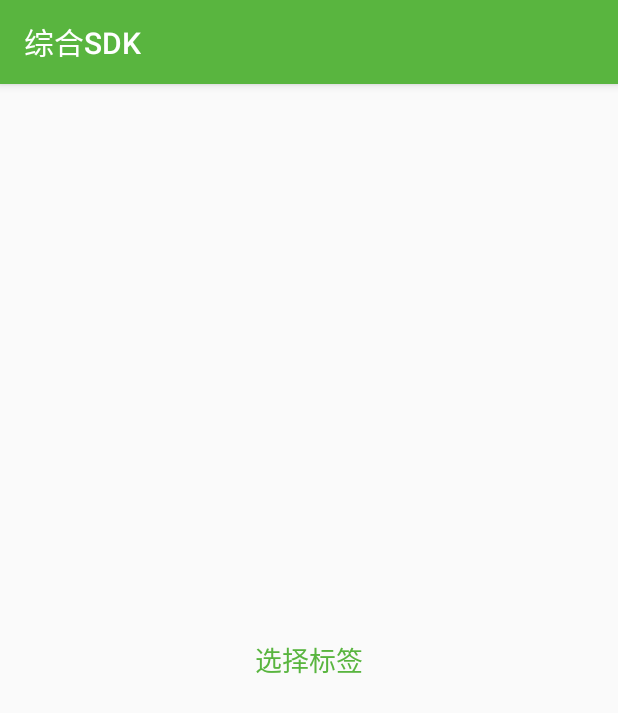
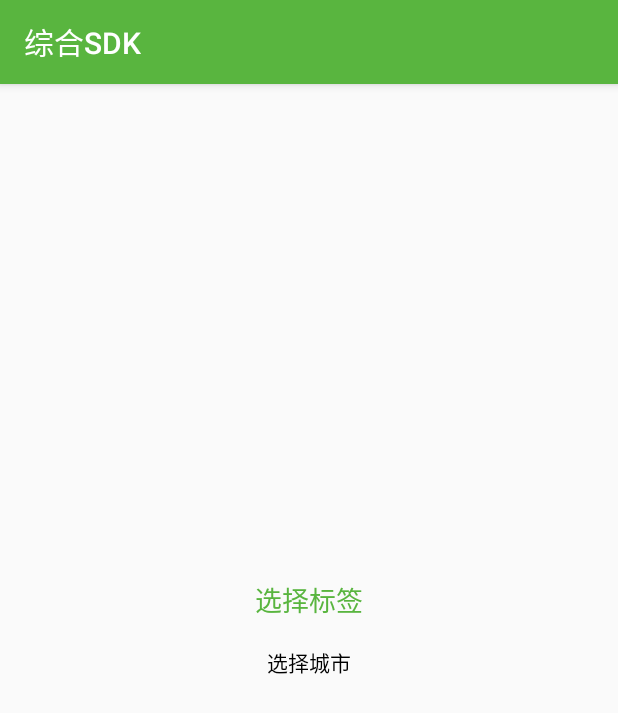
Before and after one commit to NicolasKun/MemoDemo, an Android app: the SecondList screen opened directly, with no data from a screen before it, on a phone screen of 412 x 824 dp. Shown: the top 713 px of the screen. Run offline under Robolectric (Android 15) with nearby library versions, the phone set to English and light mode, and no system bars.

Commit message:
添加三级联动选择城市~

```diff
--- /dev/null
+++ b/app/src/main/java/cn/leeq/util/memodemo/bean/AddrBean.java
@@ -0,0 +1,59 @@
+package cn.leeq.util.memodemo.bean;
+
+/**
+ * Created by LeeQ
+ * Date : 2016-8-17
+ * Name : CourierKdb
+ * Use :
+ */
+public class AddrBean {
+    private int id;
+    private String addrName;
+    private int provinceId;
+    private int cityId;
+    private int areaId;
+    public boolean isChoose;
+    public AddrBean() {
+
+    }
+
+    public int getAreaId() {
+        return areaId;
+    }
+
+    public void setAreaId(int areaId) {
+        this.areaId = areaId;
+    }
+
+    public int getProvinceId() {
+        return provinceId;
+    }
+
+    public void setProvinceId(int provinceId) {
+        this.provinceId = provinceId;
+    }
+
+    public int getCityId() {
+        return cityId;
+    }
+
+    public void setCityId(int cityId) {
+        this.cityId = cityId;
+    }
+
+    public int getId() {
+        return id;
+    }
+
+    public void setId(int id) {
+        this.id = id;
+    }
+
+    public String getAddrName() {
+        return addrName;
+    }
+
+    public void setAddrName(String addrName) {
+        this.addrName = addrName;
+    }
+}
--- a/app/src/main/java/cn/leeq/util/memodemo/ui/SecondList.java
+++ b/app/src/main/java/cn/leeq/util/memodemo/ui/SecondList.java
@@ -3,21 +3,41 @@ package cn.leeq.util.memodemo.ui;
 import android.content.Intent;
 import android.support.v7.app.AppCompatActivity;
 import android.os.Bundle;
+import android.util.Log;
 import android.view.View;
+import android.widget.RadioButton;
 import android.widget.TextView;
 
+import java.io.File;
+import java.io.FileOutputStream;
+import java.io.InputStream;
+
 import cn.leeq.util.memodemo.R;
+import cn.leeq.util.memodemo.widget.PCDPopUpWindow;
 
-public class SecondList extends AppCompatActivity implements View.OnClickListener {
+public class SecondList extends AppCompatActivity implements View.OnClickListener, PCDPopUpWindow.OnCheckChangeListener {
 
     private TextView tvLabel;
     private int REQUEST_LABEL = 101;
+    private RadioButton rbCity;
+    private TextView tvCity;
+    private PCDPopUpWindow popUpWindow;
+    private String city;
+    private String province;
     @Override
     protected void onCreate(Bundle savedInstanceState) {
         super.onCreate(savedInstanceState);
+        init();
+    }
+
+    private void init() {
         setContentView(R.layout.activity_second_list);
         tvLabel = (TextView) findViewById(R.id.sl_select_label);
+        rbCity = (RadioButton) findViewById(R.id.sl_rb_select_city);
+        tvCity = (TextView) findViewById(R.id.sl_tv_select_city);
         tvLabel.setOnClickListener(this);
+        rbCity.setOnClickListener(this);
+        popUpWindow = new PCDPopUpWindow(this,"addr.db",this);
     }
 
     @Override
@@ -36,6 +56,31 @@ public class SecondList extends AppCompatActivity implements View.OnClickListene
 
     @Override
     public void onClick(View v) {
-        startActivityForResult(new Intent(this, SelectLabel.class), REQUEST_LABEL);
+        switch (v.getId()) {
+            case R.id.sl_select_label:
+                startActivityForResult(new Intent(this, SelectLabel.class), REQUEST_LABEL);
+                break;
+            case R.id.sl_rb_select_city:
+                popUpWindow.showAsDropDown(rbCity);
+                break;
+        }
+    }
+
+    //回调回来的城市名称及其Id
+    @Override
+    public void setCityText(String cityText, int cityId) {
+        city = cityText;
+    }
+    //省
+    @Override
+    public void setProvinceText(String provinceText, int provinceId) {
+        province = provinceText;
+    }
+
+    //地区
+    @Override
+    public void setDistrictText(String areaText, int areaId) {
+        String addr = province + "\t" + city + "\t" + areaText;
+        tvCity.setText(addr);
     }
 }
--- /dev/null
+++ b/app/src/main/java/cn/leeq/util/memodemo/widget/PCDPopUpWindow.java
@@ -0,0 +1,357 @@
+package cn.leeq.util.memodemo.widget;
+
+import android.content.Context;
+import android.database.Cursor;
+import android.database.sqlite.SQLiteDatabase;
+import android.graphics.Color;
+import android.graphics.drawable.ColorDrawable;
+import android.os.Handler;
+import android.os.Message;
+import android.util.Log;
+import android.view.View;
+import android.widget.AdapterView;
+import android.widget.LinearLayout;
+import android.widget.ListView;
+import android.widget.PopupWindow;
+
+import java.io.File;
+import java.io.FileOutputStream;
+import java.io.InputStream;
+import java.util.ArrayList;
+import java.util.IllegalFormatException;
+import java.util.List;
+
+import cn.leeq.util.memodemo.R;
+import cn.leeq.util.memodemo.adapter.PcdAdapter;
+import cn.leeq.util.memodemo.bean.AddrBean;
+
+public class PCDPopUpWindow extends PopupWindow implements AdapterView.OnItemClickListener {
+
+    private final String mTable_province = "province";
+    private final String mTable_city     = "city";
+    private final String mTable_district = "district";
+    private final int    mLoad_province  = 100;
+    private final int    mLoad_city      = 101;
+    private final int    mLoad_district  = 102;
+    private Context  mContext;
+    private View     mView;
+    private ListView mLv_province; // 省列表
+    private ListView mLv_city;      // 城市列表
+    private ListView mLv_district;  // 地区列表
+    private int            proCityPosition     = -1;   // 上一个城市的索引
+    private int            proProvincePosition = -1;   // 上一个省的索引
+    private int            proDistrictPosition = -1;   // 上一个地区的索引
+    private List<AddrBean> mProvinceDatas      = new ArrayList<>(); // 省份集合
+    private List<AddrBean> mCityDatas          = new ArrayList<>(); // 城市集合
+    private List<AddrBean> mDistrictDatas      = new ArrayList<>(); // 地区集合
+    private PcdAdapter mCityAdapter;
+    private       PcdAdapter            mProvinceAdapter;
+    private       PcdAdapter            mDistrictAdapter;
+    private final OnCheckChangeListener mOnCheckChangeListener;
+
+    private SQLiteDatabase mDb;
+
+    private File file;
+    private String mFileName;
+    // 因为要先初始化数据库
+    // 所以数据库文件在创建PopUpWindow时传入
+    public PCDPopUpWindow(Context context, String fileName, OnCheckChangeListener listener) {
+        this.mFileName = fileName;
+        this.mContext = context;
+        this.mOnCheckChangeListener = listener;
+        // PopUpWindow的布局由三个ListView组成
+        mView = View.inflate(mContext, R.layout.pop_pcd_listview, null);
+        setContentView(mView);
+        // 设置宽高
+        setWidth(LinearLayout.LayoutParams.WRAP_CONTENT);
+        setHeight(LinearLayout.LayoutParams.WRAP_CONTENT);
+
+        // 使其可点击
+        // 点击外部可以消失
+        setFocusable(true);
+        setTouchable(true);
+        setOutsideTouchable(true);
+        setBackgroundDrawable(new ColorDrawable(Color.parseColor("#DBDBDB")));
+
+        initView();
+
+        initEvent();
+
+        initDb();
+        // 先初始化省的列表
+        loadCityData(mTable_province, null,0);
+    }
+
+    private void initDb() {
+        file = new File(mContext.getFilesDir(), mFileName);
+        if (!file.exists()) {
+            new Thread(new Runnable() {
+                @Override
+                public void run() {
+                    InputStream is = null;
+                    FileOutputStream fos = null;
+                    try {
+                        is = mContext.getAssets().open(mFileName);
+                        fos = new FileOutputStream(file);
+
+                        int len;
+                        byte[] buffer = new byte[1024];
+                        while ((len = is.read(buffer)) != -1) {
+                            fos.write(buffer, 0, len);
+                        }
+
+                        is.close();
+                        fos.close();
+                    } catch (Exception e) {
+                        Log.e("test", "读取数据库 " + e.getMessage());
+                    }
+                }
+            }).start();
+        }
+
+        // 打开已有的数据库文件
+        if (mDb == null) {
+            mDb = SQLiteDatabase.openDatabase(file.getAbsolutePath(),
+                    null, SQLiteDatabase.OPEN_READWRITE);
+        }
+    }
+
+
+    public void initEvent() {
+        mLv_province.setOnItemClickListener(this);
+        mLv_city.setOnItemClickListener(this);
+        mLv_district.setOnItemClickListener(this);
+    }
+
+    private void initView() {
+        mLv_province = (ListView) mView.findViewById(R.id.lv_province);
+        mLv_city = (ListView) mView.findViewById(R.id.lv_city);
+        mLv_district = (ListView) mView.findViewById(R.id.lv_district);
+    }
+
+    /**
+     * 选择地区的事件
+     */
+    @Override
+    public void onItemClick(AdapterView<?> parent, View view, int position, long id) {
+        switch (parent.getId()) {
+            case R.id.lv_province:
+                // 点击省份列表时要将城市和地区的数据清空
+                // 并将城市的前一个索引设为-1,防止选择城市只有一个的省时发生越界
+                if (mOnCheckChangeListener != null) {
+                    mOnCheckChangeListener.setCityText("",-1);
+                    mOnCheckChangeListener.setDistrictText("",-1);
+                }
+                mDistrictDatas.clear();
+                mCityDatas.clear();
+                proCityPosition = -1;
+
+                // 根据是否有上一个选择的省份
+                // 有的话就将上的状态置为false,以改变背景
+                if (proProvincePosition != -1) {
+                    AddrBean proAreaBean = (AddrBean) parent.getItemAtPosition(proProvincePosition);
+                    proAreaBean.isChoose = false;
+                }
+                // 将当前的省份赋给上一个省份
+                // 并把当前的状态设为已选中
+                proProvincePosition = position;
+                AddrBean areaBean = (AddrBean) parent.getItemAtPosition(position);
+                areaBean.isChoose = true;
+
+                // 监听选择的省份,把数据用接口传给MainActivity
+                if (mOnCheckChangeListener != null) {
+                    mOnCheckChangeListener.setProvinceText(areaBean.getAddrName(),areaBean.getProvinceId());
+                }
+                // 更新省份的ListView
+                mProvinceAdapter.notifyDataSetChanged();
+                // 根据当前省数据的code加载城市列表
+                // 从数据库中查询城市数据
+                loadCityData(mTable_city, areaBean.getProvinceId()+"",1);
+                break;
+
+            case R.id.lv_city:
+                // 选择城市列表需要将之前选择的地区清除
+                if (mOnCheckChangeListener != null) {
+                    mOnCheckChangeListener.setDistrictText("",-1);
+                }
+                // 更新城市item的背景
+                // 同省份
+                if (proCityPosition != -1) {
+                    AddrBean cityAreaBean = (AddrBean) parent.getItemAtPosition(proCityPosition);
+                    cityAreaBean.isChoose = false;
+                }
+
+                mDistrictDatas.clear();
+
+                proCityPosition = position;
+                AddrBean cityAreaBean = (AddrBean) parent.getItemAtPosition(position);
+                cityAreaBean.isChoose = true;
+
+                String city_id = cityAreaBean.getCityId() + "";
+                if (mOnCheckChangeListener != null) {
+                    mOnCheckChangeListener.setCityText(cityAreaBean.getAddrName(),cityAreaBean.getCityId());
+                }
+                mCityAdapter.notifyDataSetChanged();
+
+                // 根据市级数据的code加载区域列表
+                loadCityData(mTable_district, city_id,2);
+                break;
+            // 选择地区的item,同省份
+            case R.id.lv_district:
+                if (proDistrictPosition != -1) {
+                    AddrBean districtAreaBean = (AddrBean) parent.getItemAtPosition(proDistrictPosition);
+                    districtAreaBean.isChoose = false;
+                }
+                proDistrictPosition = position;
+
+                AddrBean districtAreaBean = (AddrBean) parent.getItemAtPosition(position);
+                districtAreaBean.isChoose = true;
+                /*Toast.makeText(mContext, "地区 " + districtAreaBean.getAddrName() + "\np_id " + districtAreaBean.getProvinceId() +
+                        "\nc_id " + districtAreaBean.getCityId() + "\na_id " + districtAreaBean.getAreaId(), Toast.LENGTH_SHORT).show();*/
+                /*Log.e("test", "地区 " + districtAreaBean.getAddrName() + "\np_id " + districtAreaBean.getProvinceId() +
+                        "\nc_id " + districtAreaBean.getCityId() + "\na_id " + districtAreaBean.getAreaId());*/
+                if (mOnCheckChangeListener != null) {
+                    mOnCheckChangeListener.setDistrictText(districtAreaBean.getAddrName(),districtAreaBean.getAreaId());
+                }
+                mDistrictAdapter.notifyDataSetChanged();
+                dismiss();
+                break;
+        }
+    }
+
+    // 开启线程来加载数据
+    public void loadCityData(final String table_name, final String pcode,final int index) {
+        new Thread() {
+            @Override
+            public void run() {
+                queryPcdDB(table_name, pcode,index);
+            }
+        }.start();
+    }
+
+    /**
+     * 用来点击选择显示文本的回调
+     */
+    public interface OnCheckChangeListener {
+
+        void setCityText(String cityText, int cityId);
+
+        void setProvinceText(String provinceText, int provinceId);
+
+        void setDistrictText(String areaText, int areaId);
+
+    }
+
+
+    /**
+     * 查询数据库的操作
+     */
+    public void queryPcdDB(String table, String pcode,int index)  {
+        List<AddrBean> datas_p = new ArrayList<>();
+        List<AddrBean> datas_c = new ArrayList<>();
+        List<AddrBean> datas_a = new ArrayList<>();
+
+        String sql = " select * from " + table;
+
+        if (pcode != null) {
+            if (index == 1) {
+                sql = " select * from " + table + " where pid=" + pcode;
+            } else if (index == 2) {
+                sql = " select * from " + table + " where cid=" + pcode;
+            }
+        }
+        Cursor cursor = mDb.rawQuery(sql, null);
+
+
+        if (cursor != null) {
+            while (cursor.moveToNext()) {
+                int id = cursor.getInt(0);
+                String name = cursor.getString(1);
+                if (index == 0) {
+                    AddrBean bean = new AddrBean();
+                    bean.setAddrName(name);
+                    bean.setProvinceId(id);
+                    datas_p.add(bean);
+                } else if (index == 1) {
+                    AddrBean bean = new AddrBean();
+                    bean.setAddrName(name);
+                    bean.setCityId(id);
+                    datas_c.add(bean);
+                } else if (index == 2) {
+                    int p_id = cursor.getInt(2);
+                    int c_id = cursor.getInt(3);
+
+                    AddrBean bean = new AddrBean();
+                    bean.setAddrName(name);
+                    bean.setAreaId(id);
+                    bean.setCityId(c_id);
+                    bean.setProvinceId(p_id);
+                    datas_a.add(bean);
+                }
+
+            }
+        }
+        cursor.close();
+
+        // 查询在做是在子线程中的,查询结束后发送message设置adapter
+        Message msg = Message.obtain();
+
+        switch (table) {
+            case mTable_province:
+                msg.what = mLoad_province;
+                msg.obj = datas_p;
+                break;
+
+            case mTable_city:
+                msg.what = mLoad_city;
+                msg.obj = datas_c;
+                break;
+
+            case mTable_district:
+                msg.what = mLoad_district;
+                msg.obj = datas_a;
+                break;
+        }
+
+        mHandler.sendMessage(msg);
+
+    }
+
+    @Override
+    public void setOnDismissListener(OnDismissListener onDismissListener) {
+        super.setOnDismissListener(onDismissListener);
+        mDb.close();
+    }
+
+    /**
+     * 用来对listview设置adapter的handler
+     */
+    private Handler mHandler = new Handler() {
+        @Override
+        public void handleMessage(Message msg) {
+            List<AddrBean> list = (List<AddrBean>) msg.obj;
+            switch (msg.what) {
+                case mLoad_province:
+                    // 加载省列表
+                    mProvinceDatas.addAll(list);
+                    mProvinceAdapter = new PcdAdapter(mContext, mProvinceDatas);
+                    mLv_province.setAdapter(mProvinceAdapter);
+                    break;
+                case mLoad_city:
+                    // 加载城市列表
+                    mCityDatas.addAll(list);
+                    mCityAdapter = new PcdAdapter(mContext, mCityDatas);
+                    mLv_city.setAdapter(mCityAdapter);
+                    break;
+                case mLoad_district:
+                    // 加载地区列表
+                    mDistrictDatas.addAll(list);
+                    mDistrictAdapter = new PcdAdapter(mContext, mDistrictDatas);
+                    mLv_district.setAdapter(mDistrictAdapter);
+                    break;
+            }
+        }
+    };
+
+
+}
--- a/app/src/main/res/layout/activity_second_list.xml
+++ b/app/src/main/res/layout/activity_second_list.xml
@@ -8,7 +8,12 @@
     android:paddingRight="@dimen/activity_horizontal_margin"
     android:paddingTop="@dimen/activity_vertical_margin"
     tools:context="cn.leeq.util.memodemo.ui.SecondList">
-
+    <LinearLayout
+        android:layout_width="wrap_content"
+        android:layout_height="wrap_content"
+        android:orientation="vertical"
+        android:gravity="center_horizontal"
+        android:layout_centerInParent="true">
         <TextView
             android:layout_width="wrap_content"
             android:layout_height="wrap_content"
@@ -17,6 +22,22 @@
             android:textColor="@color/colorPrimary"
             android:text="选择标签"
             android:clickable="true"
-        android:layout_centerInParent="true"
             android:id="@+id/sl_select_label"/>
+        <RadioButton
+            android:id="@+id/sl_rb_select_city"
+            android:layout_width="wrap_content"
+            android:layout_height="wrap_content"
+            android:text="选择城市"
+            android:padding="7dp"
+            android:button="@null"/>
+        <TextView
+            android:layout_width="wrap_content"
+            android:layout_height="wrap_content"
+            android:padding="10dp"
+            android:textSize="18sp"
+            android:textColor="@color/colorPrimary"
+            android:clickable="true"
+            android:id="@+id/sl_tv_select_city"/>
+    </LinearLayout>
+
 </RelativeLayout>
```
Also changed, not shown: app/src/main/java/cn/leeq/util/memodemo/adapter/PcdAdapter.java (added, +80 -0 lines), app/src/main/res/layout/item_pcd.xml (added, +15 -0 lines), app/src/main/res/layout/pop_pcd_listview.xml (added, +34 -0 lines), app/src/main/assets/addr.db (added), app/src/main/res/mipmap-mdpi/choose_item_selected.jpg (added), 1 other file. Lines whose indentation alone changed are shown as unchanged.
